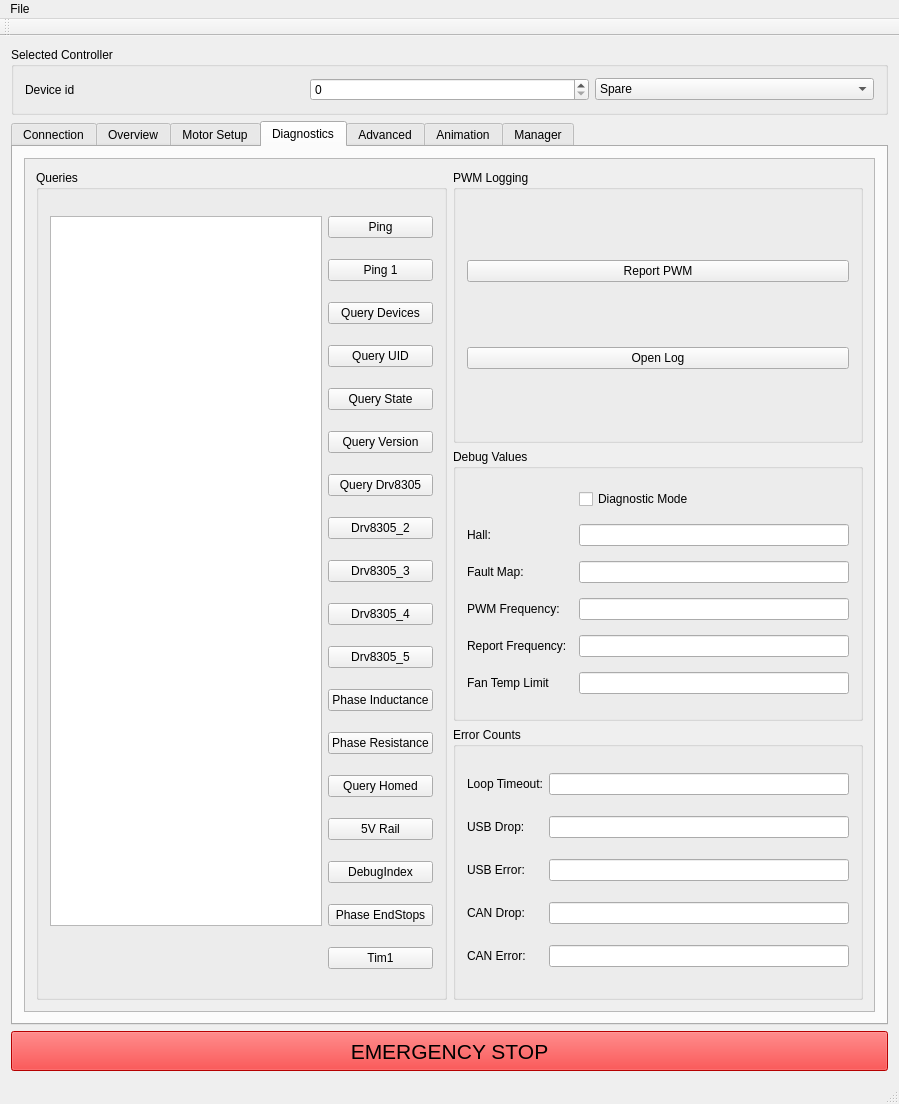
This is GUI/mainwindow.ui in craftit/DogBotSoftware as Qt 5 draws it before an edit. The edited form follows.
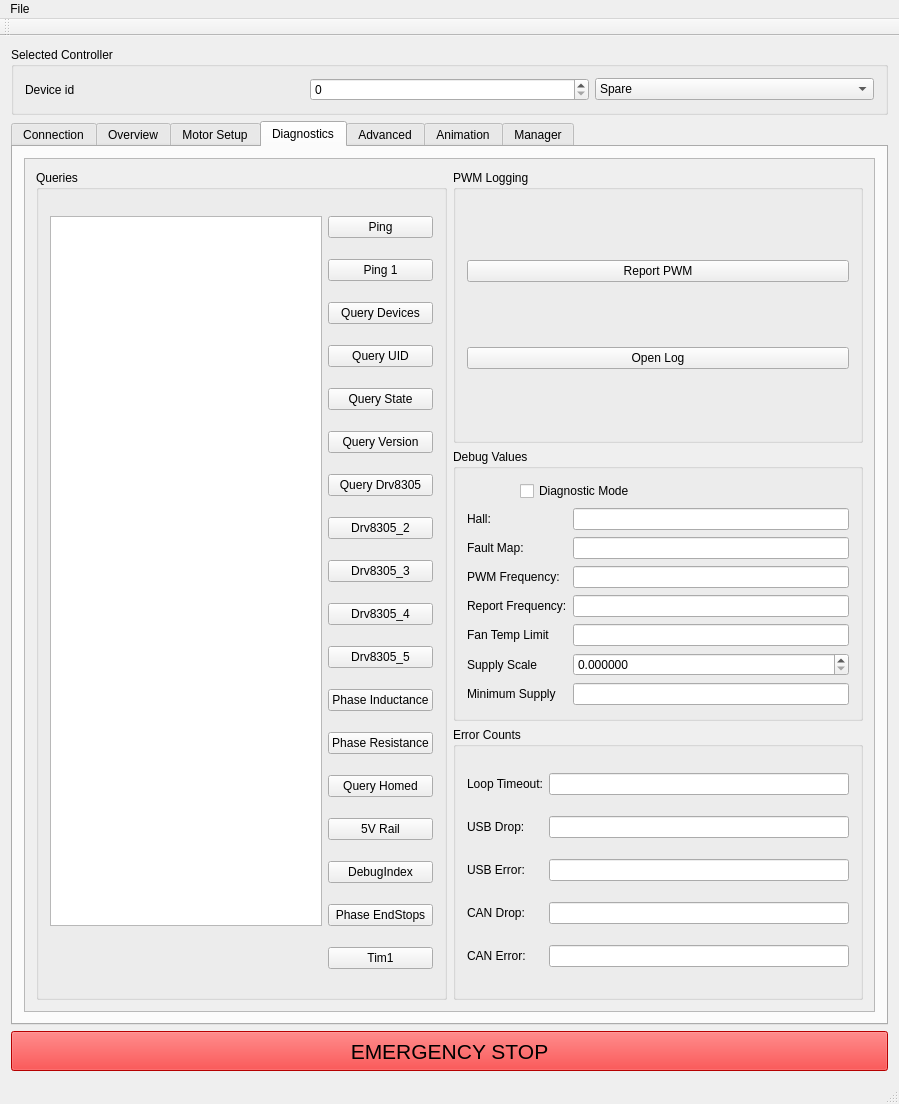
This is the edited form. The open tabs and pages were chosen to show the change. Icons and pictures are not drawn.

```diff
--- a/GUI/mainwindow.ui
+++ b/GUI/mainwindow.ui
@@ -695,10 +695,10 @@
                  </property>
                 </widget>
                </item>
-               <item row="9" column="1">
-                <widget class="QDoubleSpinBox" name="doubleSpinBoxSupplyVoltageScale">
-                 <property name="decimals">
-                  <number>6</number>
+               <item row="2" column="0">
+                <widget class="QLabel" name="label_27">
+                 <property name="text">
+                  <string>PositionGain:</string>
                  </property>
                 </widget>
                </item>
@@ -1196,72 +1196,6 @@
               </layout>
              </widget>
             </item>
-            <item row="1" column="1">
-             <widget class="QGroupBox" name="groupBox_4">
-              <property name="title">
-               <string>Debug Values</string>
-              </property>
-              <layout class="QGridLayout" name="gridLayout_7">
-               <item row="5" column="0">
-                <widget class="QLabel" name="label_39">
-                 <property name="text">
-                  <string>Report Frequency:</string>
-                 </property>
-                </widget>
-               </item>
-               <item row="5" column="2">
-                <widget class="QLineEdit" name="lineEditServoReportFrequency"/>
-               </item>
-               <item row="1" column="0">
-                <widget class="QLabel" name="label_29">
-                 <property name="text">
-                  <string>Hall:</string>
-                 </property>
-                </widget>
-               </item>
-               <item row="3" column="2">
-                <widget class="QLineEdit" name="lineEditFaultMap"/>
-               </item>
-               <item row="3" column="0" colspan="2">
-                <widget class="QLabel" name="label_32">
-                 <property name="text">
-                  <string>Fault Map:</string>
-                 </property>
-                </widget>
-               </item>
-               <item row="4" column="0">
-                <widget class="QLabel" name="label_38">
-                 <property name="text">
-                  <string>PWM Frequency:</string>
-                 </property>
-                </widget>
-               </item>
-               <item row="6" column="0">
-                <widget class="QLabel" name="label_8">
-                 <property name="text">
-                  <string>Fan Temp Limit</string>
-                 </property>
-                </widget>
-               </item>
-               <item row="4" column="2">
-                <widget class="QLineEdit" name="lineEditPWMFrequency"/>
-               </item>
-               <item row="6" column="2">
-                <widget class="QLineEdit" name="lineEditFanTempThreshold"/>
-               </item>
-               <item row="1" column="2">
-                <widget class="QLineEdit" name="lineEditHallReadings"/>
-               </item>
-               <item row="0" column="2">
-                <widget class="QCheckBox" name="checkBoxDiagnosticMode">
-                 <property name="text">
-                  <string>Diagnostic Mode</string>
-                 </property>
-                </widget>
-               </item>
-              </layout>
-             </widget>
-            </item>
             <item row="2" column="1">
              <widget class="QGroupBox" name="groupBox_12">
               <property name="title">
@@ -1321,6 +1255,96 @@
               </layout>
              </widget>
             </item>
+            <item row="1" column="1">
+             <widget class="QGroupBox" name="groupBox_4">
+              <property name="title">
+               <string>Debug Values</string>
+              </property>
+              <layout class="QGridLayout" name="gridLayout_7">
+               <item row="0" column="1" colspan="2">
+                <widget class="QCheckBox" name="checkBoxDiagnosticMode">
+                 <property name="text">
+                  <string>Diagnostic Mode</string>
+                 </property>
+                </widget>
+               </item>
+               <item row="1" column="0">
+                <widget class="QLabel" name="label_29">
+                 <property name="text">
+                  <string>Hall:</string>
+                 </property>
+                </widget>
+               </item>
+               <item row="1" column="2">
+                <widget class="QLineEdit" name="lineEditHallReadings"/>
+               </item>
+               <item row="2" column="0" colspan="2">
+                <widget class="QLabel" name="label_32">
+                 <property name="text">
+                  <string>Fault Map:</string>
+                 </property>
+                </widget>
+               </item>
+               <item row="2" column="2">
+                <widget class="QLineEdit" name="lineEditFaultMap"/>
+               </item>
+               <item row="3" column="0" colspan="2">
+                <widget class="QLabel" name="label_38">
+                 <property name="text">
+                  <string>PWM Frequency:</string>
+                 </property>
+                </widget>
+               </item>
+               <item row="3" column="2">
+                <widget class="QLineEdit" name="lineEditPWMFrequency"/>
+               </item>
+               <item row="4" column="0" colspan="2">
+                <widget class="QLabel" name="label_39">
+                 <property name="text">
+                  <string>Report Frequency:</string>
+                 </property>
+                </widget>
+               </item>
+               <item row="4" column="2">
+                <widget class="QLineEdit" name="lineEditServoReportFrequency"/>
+               </item>
+               <item row="5" column="0" colspan="2">
+                <widget class="QLabel" name="label_8">
+                 <property name="text">
+                  <string>Fan Temp Limit</string>
+                 </property>
+                </widget>
+               </item>
+               <item row="5" column="2">
+                <widget class="QLineEdit" name="lineEditFanTempThreshold"/>
+               </item>
+               <item row="6" column="0" colspan="2">
+                <widget class="QLabel" name="label_51">
+                 <property name="text">
+                  <string>Supply Scale</string>
+                 </property>
+                </widget>
+               </item>
+               <item row="6" column="2">
+                <widget class="QDoubleSpinBox" name="doubleSpinBoxSupplyVoltageScale">
+                 <property name="decimals">
+                  <number>6</number>
+                 </property>
+                </widget>
+               </item>
+               <item row="7" column="0" colspan="2">
+                <widget class="QLabel" name="label_52">
+                 <property name="text">
+                  <string>Minimum Supply</string>
+                 </property>
+                </widget>
+               </item>
+               <item row="7" column="2">
+                <widget class="QLineEdit" name="lineEditMinimumSupply"/>
+               </item>
+              </layout>
+             </widget>
+            </item>
            </layout>
           </widget>
          </widget>
```
Left out of the diff: 184 changed lines with no effect on the pictures.
